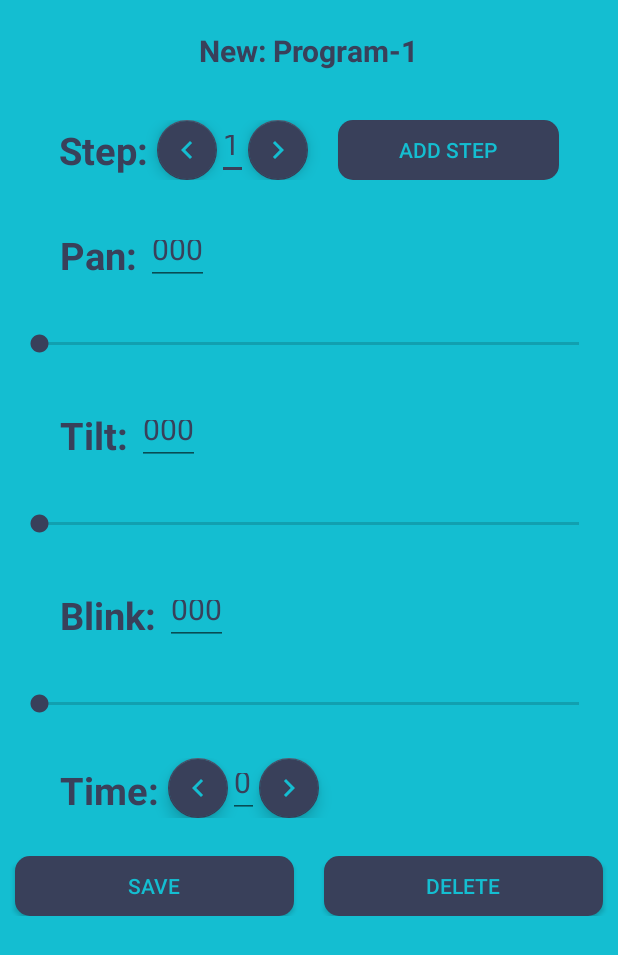
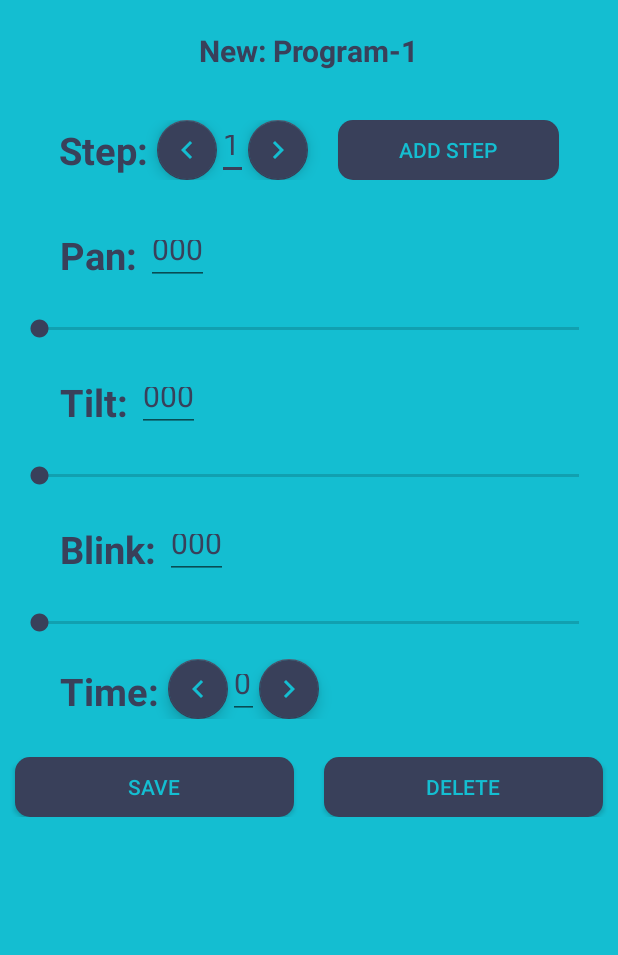
Before and after one commit to markwiliz30/BirdsLight, an Android app: the layout fragment_set_step.xml on its own in the app's theme, with its tools: preview values and no code run, on a phone screen of 412 x 824 dp. Shown: the top 955 px of the screen. Run offline under Robolectric (Android 15) with nearby library versions, the phone set to English and light mode, and no system bars; network calls fail.

```diff
--- a/Kotlin/app/src/main/res/layout/fragment_set_step.xml
+++ b/Kotlin/app/src/main/res/layout/fragment_set_step.xml
@@ -142,21 +142,13 @@
 
 
     </LinearLayout>
-    <LinearLayout
-        android:layout_width="match_parent"
-        android:layout_height="40dp"
-        android:layout_marginTop="10dp"
-        android:padding="10dp"
-        android:orientation="horizontal">
-
-
         <SeekBar
-            android:id="@+id/sbPan"
-            android:layout_width="wrap_content"
+            android:id="@+id/edit_pan_sb"
+            android:layout_width="match_parent"
             android:layout_height="wrap_content"
-            android:layout_weight="1"
-            />
-    </LinearLayout>
+            android:layout_marginHorizontal="10dp"
+            android:layout_marginTop="10dp"
+            android:max="255"/>
 
     <LinearLayout
         android:layout_width="match_parent"
@@ -189,21 +181,13 @@
 
 
     </LinearLayout>
-    <LinearLayout
-        android:layout_width="match_parent"
-        android:layout_height="40dp"
-        android:layout_marginTop="10dp"
-        android:padding="10dp"
-        android:orientation="horizontal">
-
-
         <SeekBar
-            android:id="@+id/sbTilt"
-            android:layout_width="wrap_content"
+            android:id="@+id/edit_tilt_sb"
+            android:layout_width="match_parent"
             android:layout_height="wrap_content"
-            android:layout_weight="1"
-            />
-    </LinearLayout>
+            android:layout_marginHorizontal="10dp"
+            android:layout_marginTop="10dp"
+            android:max="255"/>
 
 
     <LinearLayout
@@ -237,21 +221,13 @@
 
 
     </LinearLayout>
-    <LinearLayout
-        android:layout_width="match_parent"
-        android:layout_height="40dp"
-        android:layout_marginTop="10dp"
-        android:padding="10dp"
-        android:orientation="horizontal">
-
-
         <SeekBar
-            android:id="@+id/sbBlink"
-            android:layout_width="wrap_content"
+            android:id="@+id/edit_blink_sb"
+            android:layout_width="match_parent"
             android:layout_height="wrap_content"
-            android:layout_weight="1"
-            />
-    </LinearLayout>
+            android:layout_marginHorizontal="10dp"
+            android:layout_marginTop="10dp"
+            android:max="255"/>
 
     <LinearLayout
         android:layout_width="match_parent"
```
Also changed, not shown: Kotlin/app/src/main/java/com/example/blapp/SetStepFragment.kt (+81 -0 lines), Kotlin/app/src/main/java/com/example/blapp/TestFragment.kt (+10 -0 lines), Kotlin/app/src/main/java/com/example/blapp/common/DeviceProtocol.kt (+10 -9 lines).
